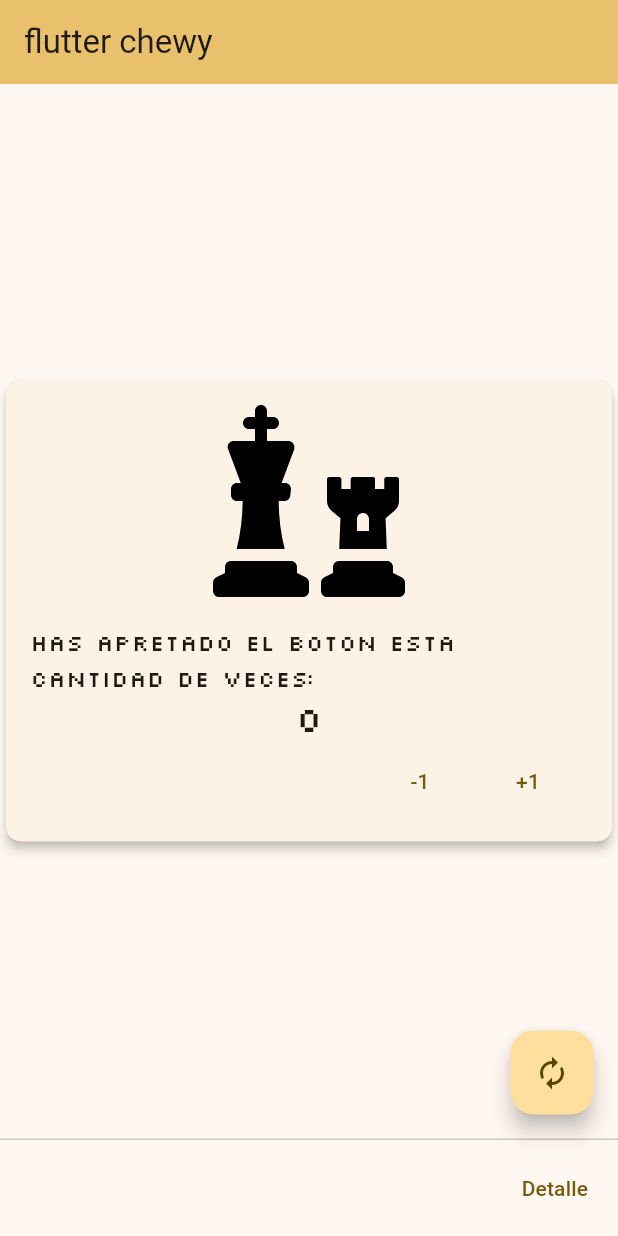
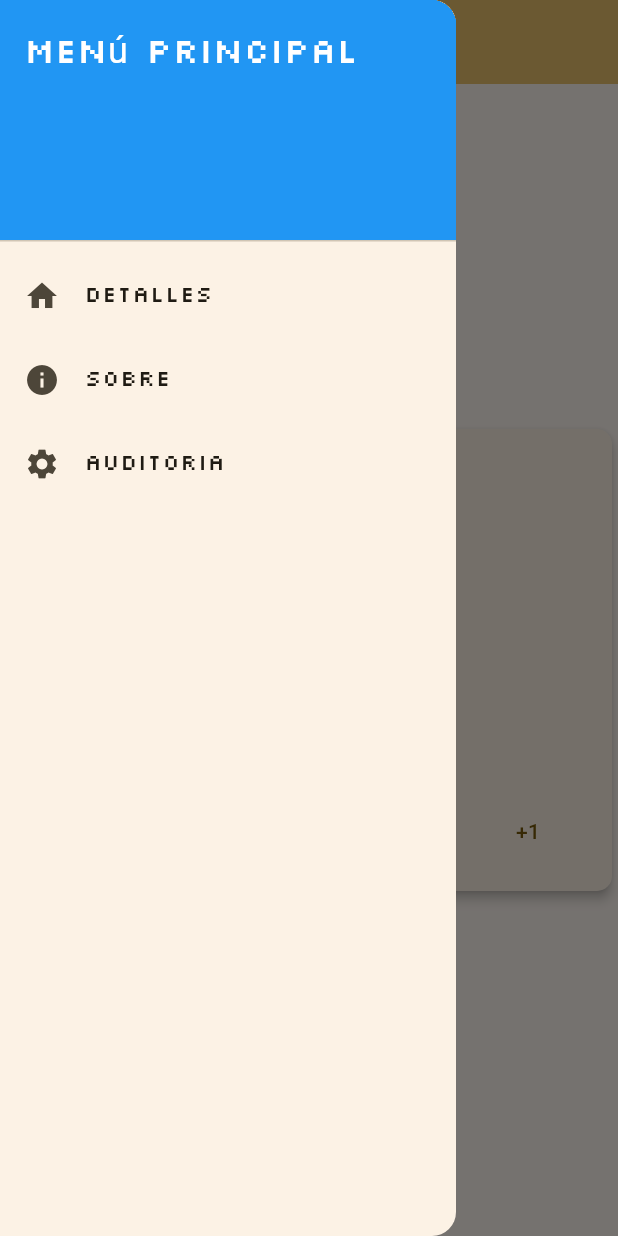
Before and after one commit to chewylardo/3479A321_2022479004, a Flutter app: the screen it shows after launch, with the side drawer open (before the commit the screen has no drawer), on a phone screen of 412 x 824 dp. Run offline on Flutter 3.47's test engine with Material 3 defaults, Android fonts, the phone set to English and light mode, and no system bars; our stand-ins replace flutter_svg.

Commit message:
Update MyHomePage.dart

```diff
--- a/lib/pages/MyHomePage.dart
+++ b/lib/pages/MyHomePage.dart
@@ -9,7 +9,34 @@ const font_1 = 'miFuente';
 
 
 
+class auditor {
 
+static List<String> Auditoria = <String>[];
+
+
+  static String imprimir(){
+    String elString = '';
+
+
+
+      for(int i = 0;i<Auditoria.length;i++){
+
+        elString = elString + Auditoria[i];
+
+
+
+
+
+      }
+
+
+
+
+
+    return elString;
+  }
+
+}
 
 
 
@@ -22,21 +49,19 @@ const font_1 = 'miFuente';
 class MyHomePage extends StatefulWidget {
   const MyHomePage({super.key, required this.title});
 
-
   final String title;
 
   @override
-
-  State<MyHomePage > createState() {
+  State<MyHomePage> createState() {
     print('create home state');
     return _MyHomePageState();
   }
 }
 
 class _MyHomePageState extends State<MyHomePage> {
+  int _counter = 0;
 
-  int _counter = 0;
-  __MyHomePageState() {
+  _MyHomePageState() {
     print('constructor, mounted: $mounted');
   }
 
@@ -60,94 +85,146 @@ class _MyHomePageState extends State<MyHomePage> {
 
   void _incrementCounter() {
     setState(() {
-
       _counter++;
     });
   }
 
   void _decrementCounter() {
     setState(() {
-
       _counter--;
     });
   }
 
-
-   void _ResetCounter() {
+  void _resetCounter() {
     setState(() {
-
       _counter = 0;
     });
   }
 
-  Widget _icono(){
+  late String icon_1;
 
-      if(_counter == 10){
+  Widget _icono() {
+    if (_counter == 10) {
       icon_1 = 'assets/icons/8665991_trophy_icon.svg';
-
-      }else if (_counter == 5){
+    } else if (_counter == 5) {
       icon_1 = 'assets/icons/8665927_skull_death_icon.svg';
-      }else {
+    } else {
       icon_1 = 'assets/icons/8665113_chess_icon.svg';
     }
-        Widget svg = SvgPicture.asset(icon_1,semanticsLabel: 'Example SVG',  height: 128.0,  width: 128.0,  fit: BoxFit.contain );
+    Widget svg = SvgPicture.asset(
+      icon_1,
+      semanticsLabel: 'Example SVG',
+      height: 128.0,
+      width: 128.0,
+      fit: BoxFit.contain,
+    );
 
     return svg;
   }
 
-  String _text(){
+  String _text() {
     String texto = '';
-    if(_counter == 10 ){
+    if (_counter == 10) {
       texto = 'VICTORIA';
-
-      }else if (_counter == 5){
+    } else if (_counter == 5) {
       texto = 'DERROTA';
-      }else {
-          texto = 'has apretado el boton esta cantidad de veces:';
+    } else {
+      texto = 'Has apretado el botón esta cantidad de veces:';
     }
-
 
     return texto;
   }
-
 
   @override
   Widget build(BuildContext context) {
     print('home build method');
 
-    final Widget svg = SvgPicture.asset(icon_1,semanticsLabel: 'Example SVG',  height: 128.0,  width: 128.0,  fit: BoxFit.contain );
-    var scaffold6 = Scaffold(
+    final Widget svg = _icono();
+
+    var scaffold = Scaffold(
+      appBar: AppBar(
+        backgroundColor: Theme.of(context).colorScheme.inversePrimary,
+        title: Text(widget.title),
+      ),
+      drawer: Drawer(
+        child: ListView(
+          padding: EdgeInsets.zero,
+          children: <Widget>[
+            const DrawerHeader(
+              decoration: BoxDecoration(
+                color: Colors.blue,
+              ),
+              child: Text(
+                'Menú Principal',
+                style: TextStyle(
+                  color: Colors.white,
+                  fontSize: 24,
+                ),
+              ),
+            ),
+            ListTile(
+              leading: const Icon(Icons.home),
+              title: const Text('Detalles'),
+              onTap: () {
+                  auditor.Auditoria.add( 'detalles \n');
+              Navigator.push(
+              context,
+              MaterialPageRoute(
+
+                builder: (context) => const Detalle(),
+                    ),
+              );
+              },
+            ),
+            ListTile(
+              leading: const Icon(Icons.info),
+              title: const Text('Sobre'),
+
+              onTap: () {
+                  auditor.Auditoria.add( 'sobre \n');
+              Navigator.push(
+              context,
+              MaterialPageRoute(
+                builder: (context) => const Sobre(),
+                    ),
+              );
 
 
-      appBar: AppBar(
+              },
+            ),
+            ListTile(
+              leading: const Icon(Icons.settings),
+              title: const Text('Auditoria'),
+              onTap: () {
+                 auditor.Auditoria.add( 'auditoria \n');
+                  Navigator.push(
+              context,
+              MaterialPageRoute(
+                    builder: (context) => const auditoria(),
+                    ),
+              );
 
-
-        backgroundColor: Theme.of(context).colorScheme.inversePrimary,
-
-        title: Text(widget.title),
+              },
+            ),
+          ],
+        ),
       ),
       body: Center(
-
         child: Column(
-
           mainAxisAlignment: MainAxisAlignment.center,
           children: <Widget>[
-
             Card(
               elevation: 3,
               shape: RoundedRectangleBorder(
                 borderRadius: BorderRadius.circular(10),
               ),
-
-              child:SizedBox(
-
-
-                child:Padding(
+              child: SizedBox(
+                child: Padding(
                   padding: const EdgeInsets.all(16.0),
                   child: Column(
                     children: [
                       svg,
-                      SizedBox(height: 20),
+                      const SizedBox(height: 20),
                       Text(
                         _text(),
                         style: Theme.of(context).textTheme.bodyLarge,
@@ -155,18 +232,18 @@ class _MyHomePageState extends State<MyHomePage> {
                       Text(
                         '$_counter',
                         style: Theme.of(context).textTheme.headlineMedium,
-                      ),Row(
-
+                      ),
+                      Row(
                         mainAxisAlignment: MainAxisAlignment.end,
                         children: <Widget>[
                           TextButton(
                             child: const Text('-1'),
-                            onPressed: () { _decrementCounter(); },
+                            onPressed: _decrementCounter,
                           ),
                           const SizedBox(width: 8),
                           TextButton(
                             child: const Text('+1'),
-                            onPressed: () { _incrementCounter(); },
+                            onPressed: _incrementCounter,
                           ),
                           const SizedBox(width: 8),
                         ],
@@ -175,50 +252,18 @@ class _MyHomePageState extends State<MyHomePage> {
                   ),
                 ),
               ),
-
             ),
-
-
-
           ],
         ),
       ),
 
-      floatingActionButton: FloatingActionButton(
-        onPressed: _ResetCounter,
-        tooltip: 'Reset',
-        child: const Icon(Icons.autorenew),
-      ),
-
-      persistentFooterButtons: <Widget>[
-        TextButton(
-            onPressed: () {
-
-                Navigator.push(
-                  context,
-                  MaterialPageRoute(
-                    builder: (context) => const Detalle(),
-                  ),
-                );
-              },
-              child: const Text('Detalle'),
-        ),
-
-  ],
-
-
 
     );
-    var scaffold5 = scaffold6;
-    var scaffold4 = scaffold5;
-    var scaffold3 = scaffold4;
-    var scaffold2 = scaffold3;
-    var scaffold = scaffold2;
     return scaffold;
   }
 
   @override
-  void didUpdateWidget(covariant MyHomePage  oldWidget) {
+  void didUpdateWidget(covariant MyHomePage oldWidget) {
     super.didUpdateWidget(oldWidget);
     print('didUpdateWidget, mounted: $mounted');
   }
@@ -229,24 +274,18 @@ class _MyHomePageState extends State<MyHomePage> {
     print('deactivate, mounted: $mounted');
   }
 
-
   @override
   void dispose() {
     super.dispose();
     print('dispose, mounted: $mounted');
   }
 
-
   @override
   void reassemble() {
     super.reassemble();
     print('reassemble, mounted: $mounted');
   }
-
-
 }
-
-
 
 
 
@@ -369,3 +408,53 @@ class Sobre extends StatelessWidget {
 
   }
 }
+
+
+
+
+
+////////////////////////////////////////////////////////auditoria//////////////////////////////////////////
+///
+class auditoria extends StatelessWidget {
+  const auditoria({super.key});
+
+  @override
+  Widget build(BuildContext context) {
+    var scaffold6 = Scaffold(
+      appBar: AppBar(
+        title: const Text('auditoria'),
+      ),
+      body: Center(
+        child: Column(
+          mainAxisAlignment: MainAxisAlignment.center,
+          children: <Widget>[
+            Text(
+        auditor.imprimir(),
+              style: const TextStyle(fontSize: 24),
+            ),
+             const SizedBox(height: 20),
+
+          ],
+        ),
+      ),
+      persistentFooterButtons: <Widget>[
+
+        TextButton(
+          onPressed:(){
+
+            Navigator.pop(context);
+          },
+        child: const Text('Volver'),)
+      ]
+
+    );
+
+    var scaffold5 = scaffold6;
+    var scaffold4 = scaffold5;
+    var scaffold3 = scaffold4;
+    var scaffold2 = scaffold3;
+    var scaffold = scaffold2;
+    return scaffold;
+
+  }
+}
```
Lines whose indentation alone changed are shown as unchanged.
